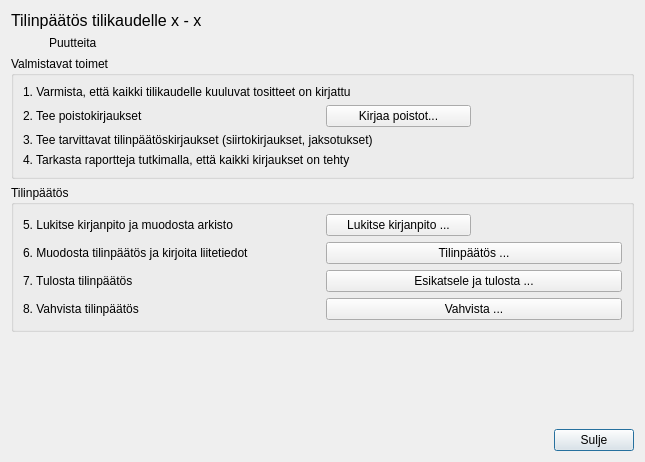
Above: kitupiikki/arkisto/tilinpaattaja.ui from artoh/kitupiikki before the change. Below: the same form after it.
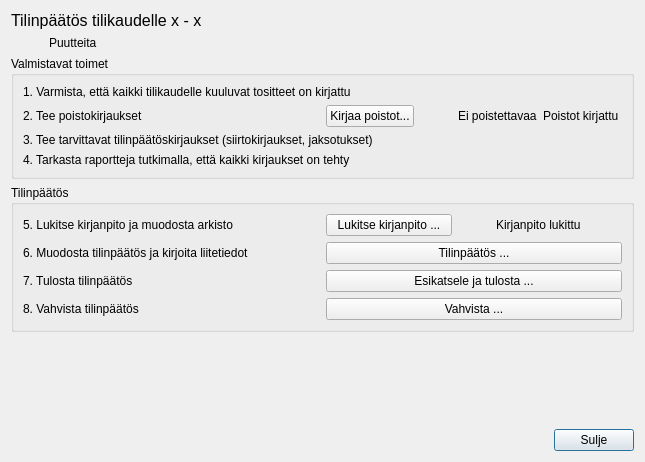
That is the form after the change. Icons and pictures are not drawn.

Commit message: Kirjaa poistot

Patch:
```diff
--- a/kitupiikki/arkisto/tilinpaattaja.ui
+++ b/kitupiikki/arkisto/tilinpaattaja.ui
@@ -98,6 +98,12 @@
         </item>
         <item>
          <widget class="QLabel" name="poistoTehty">
+          <property name="maximumSize">
+           <size>
+            <width>32</width>
+            <height>16777215</height>
+           </size>
+          </property>
           <property name="text">
            <string/>
           </property>
@@ -106,6 +112,20 @@
           </property>
          </widget>
         </item>
+        <item>
+         <widget class="QLabel" name="eiPoistettavaaLabel">
+          <property name="text">
+           <string>Ei poistettavaa</string>
+          </property>
+         </widget>
+        </item>
+        <item>
+         <widget class="QLabel" name="poistotKirjattuLabel">
+          <property name="text">
+           <string>Poistot kirjattu</string>
+          </property>
+         </widget>
+        </item>
        </layout>
       </item>
       <item row="2" column="0" colspan="2">
@@ -156,6 +176,12 @@
         </item>
         <item>
          <widget class="QLabel" name="lukitseTehty">
+          <property name="maximumSize">
+           <size>
+            <width>32</width>
+            <height>16777215</height>
+           </size>
+          </property>
           <property name="text">
            <string/>
           </property>
@@ -164,6 +190,13 @@
           </property>
          </widget>
         </item>
+        <item>
+         <widget class="QLabel" name="lukittuLabel">
+          <property name="text">
+           <string>Kirjanpito lukittu</string>
+          </property>
+         </widget>
+        </item>
        </layout>
       </item>
       <item row="1" column="0">
```
The commit also changes 7 other files.
